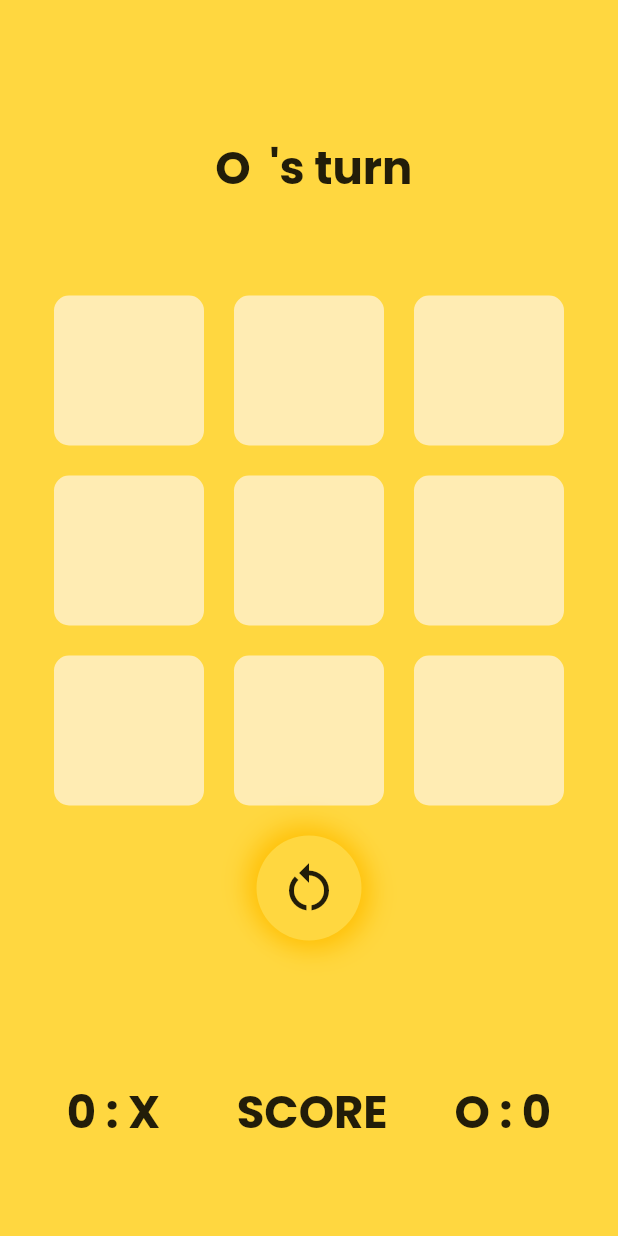
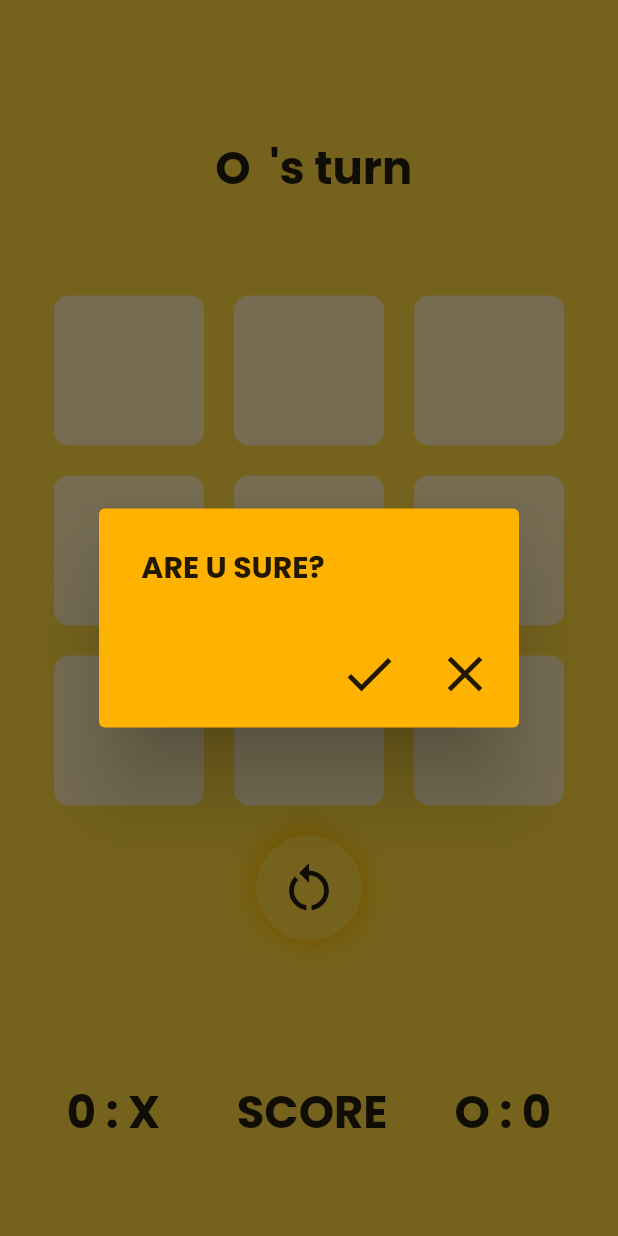
Before and after one commit to jeganz/tiktaktoe, a Flutter app: the screen it shows after launch, after a tap on the "restart alt" icon, on a phone screen of 412 x 824 dp. Run offline on Flutter 3.47's test engine with Material 2 defaults, Android fonts, the phone set to English and light mode, and no system bars; our stand-ins replace google_fonts, lottie.

Commit message:
tie aded

```diff
--- a/lib/game.dart
+++ b/lib/game.dart
@@ -356,9 +356,37 @@ class _gamescreenState extends State<gamescreen> {
                     SizedBox(height: 20),
                     InkWell(
                       onTap: () {
-                        setState(() {
-                          reset();
-                        });
+                        showDialog(
+                            context: context,
+                            builder: ((context) {
+                              return AlertDialog(
+                                backgroundColor: Colors.amber.shade600,
+                                title: Text(
+                                  ' ARE U SURE?',
+                                  style: GoogleFonts.poppins(
+                                      fontSize: 20,
+                                      fontWeight: FontWeight.bold),
+                                ),
+                                actions: [
+                                  IconButton(
+                                    onPressed: (() {
+                                      Navigator.pop(context);
+                                      setState(() {
+                                        reset();
+                                      });
+                                    }),
+                                    icon: Icon(Icons.check),
+                                    iconSize: 40,
+                                  ),
+                                  IconButton(
+                                      onPressed: (() {
+                                        Navigator.pop(context);
+                                      }),
+                                      icon: Icon(Icons.close),
+                                      iconSize: 40)
+                                ],
+                              );
+                            }));
                       },
                       child: Container(
                         width: 70,
@@ -445,15 +473,30 @@ wincheck(BuildContext context) {
     callalert(context, s3);
   }
   if (!win &&
-      s1 != '  ' &&
-      s2 != '  ' &&
-      s3 != '  ' &&
-      s4 != '  ' &&
-      s5 != '  ' &&
-      s6 != '  ' &&
-      s7 != '  ' &&
-      s8 != '  ' &&
-      s9 != '  ') {}
+      s1 != '   ' &&
+      s2 != '   ' &&
+      s3 != '   ' &&
+      s4 != '   ' &&
+      s5 != '   ' &&
+      s6 != '   ' &&
+      s7 != '   ' &&
+      s8 != '   ' &&
+      s9 != '   ') {
+    showDialog(
+        context: context,
+        builder: ((context) {
+          return AlertDialog(
+            backgroundColor: Colors.amber.shade600,
+            title: Lottie.asset('assets/trophy.json', repeat: false),
+            content: Text(
+              'Nobody won ',
+              textAlign: TextAlign.center,
+              style: GoogleFonts.josefinSans(fontSize: 30),
+            ),
+          );
+        }));
+    r = 'Press restart to play again';
+  }
 }
 
 void disablebutton() {
@@ -462,7 +505,7 @@ void disablebutton() {
 
 void reset() {
   s1 = s2 = s3 = s4 = s5 = s6 = s7 = s8 = s9 = '   ';
-  b1 = b2 = b3 = b4 = b5 = b6 = b7 = b8 = b9 = false;
+  b1 = b2 = b3 = b4 = b5 = b6 = b7 = b8 = b9 = win = false;
   r = '';
 }
 
```
